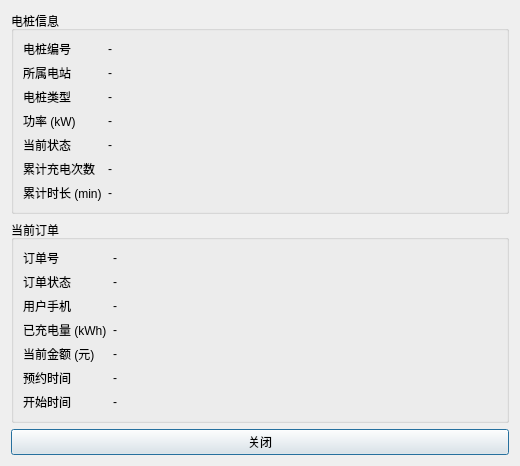
This is admin/pilestatusdialog.ui in river-cc-77/task_ShortSemester as Qt 5 draws it before an edit. The edited form follows.
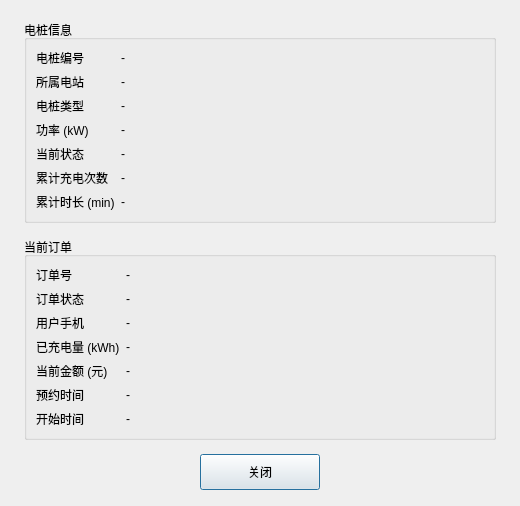
This is the edited form.

```diff
--- a/admin/pilestatusdialog.ui
+++ b/admin/pilestatusdialog.ui
@@ -14,6 +14,21 @@
    <string>电桩状态详情</string>
   </property>
   <layout class="QVBoxLayout" name="verticalLayout">
+   <property name="leftMargin">
+    <number>24</number>
+   </property>
+   <property name="topMargin">
+    <number>20</number>
+   </property>
+   <property name="rightMargin">
+    <number>24</number>
+   </property>
+   <property name="bottomMargin">
+    <number>16</number>
+   </property>
+   <property name="spacing">
+    <number>14</number>
+   </property>
    <item>
     <widget class="QGroupBox" name="groupPile">
      <property name="title">
@@ -229,11 +244,47 @@
     </widget>
    </item>
    <item>
-    <widget class="QPushButton" name="btnClose">
-     <property name="text">
-      <string>关闭</string>
-     </property>
-    </widget>
+    <layout class="QHBoxLayout" name="horizontalLayout">
+     <item>
+      <spacer name="horizontalSpacer">
+       <property name="orientation">
+        <enum>Qt::Horizontal</enum>
+       </property>
+       <property name="sizeHint" stdset="0">
+        <size>
+         <width>40</width>
+         <height>20</height>
+        </size>
+       </property>
+      </spacer>
+     </item>
+     <item>
+      <widget class="QPushButton" name="btnClose">
+       <property name="minimumSize">
+        <size>
+         <width>120</width>
+         <height>36</height>
+        </size>
+       </property>
+       <property name="text">
+        <string>关闭</string>
+       </property>
+      </widget>
+     </item>
+     <item>
+      <spacer name="horizontalSpacer_2">
+       <property name="orientation">
+        <enum>Qt::Horizontal</enum>
+       </property>
+       <property name="sizeHint" stdset="0">
+        <size>
+         <width>40</width>
+         <height>20</height>
+        </size>
+       </property>
+      </spacer>
+     </item>
+    </layout>
    </item>
   </layout>
  </widget>
```
